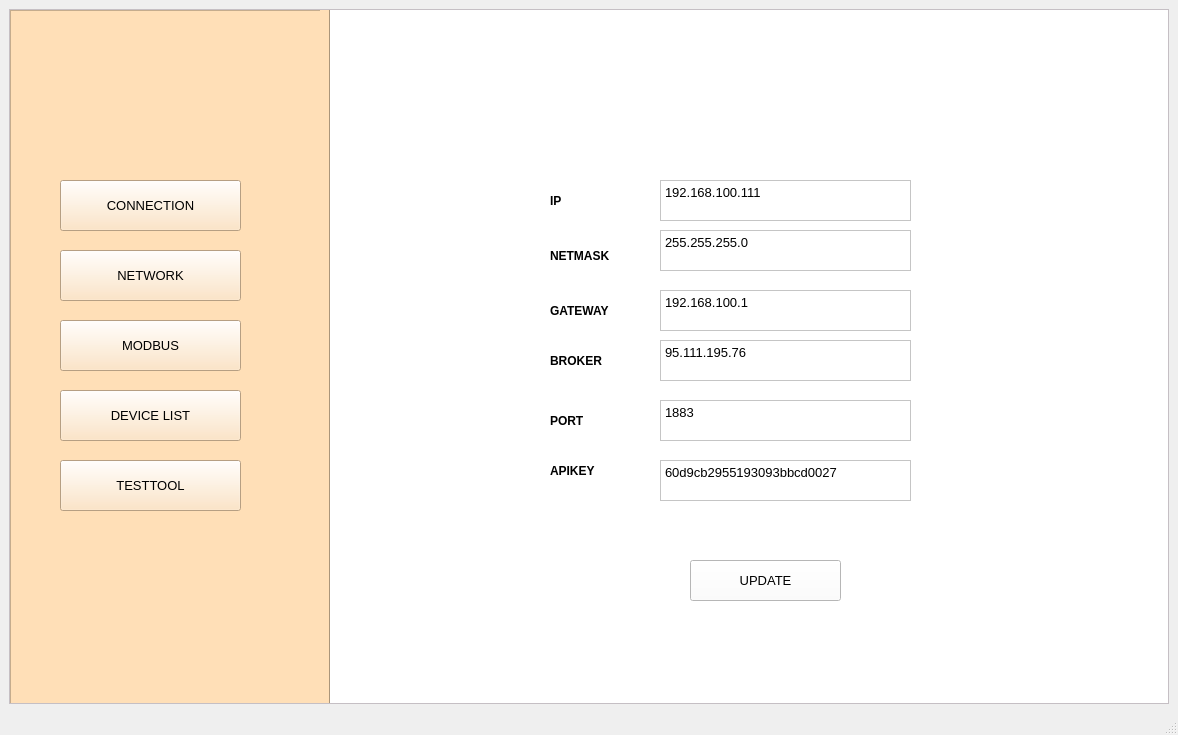
This is Thesis/configUI/UI/network.ui in tnt310/ptn209b3 as Qt 5 draws it before an edit. The edited form follows.
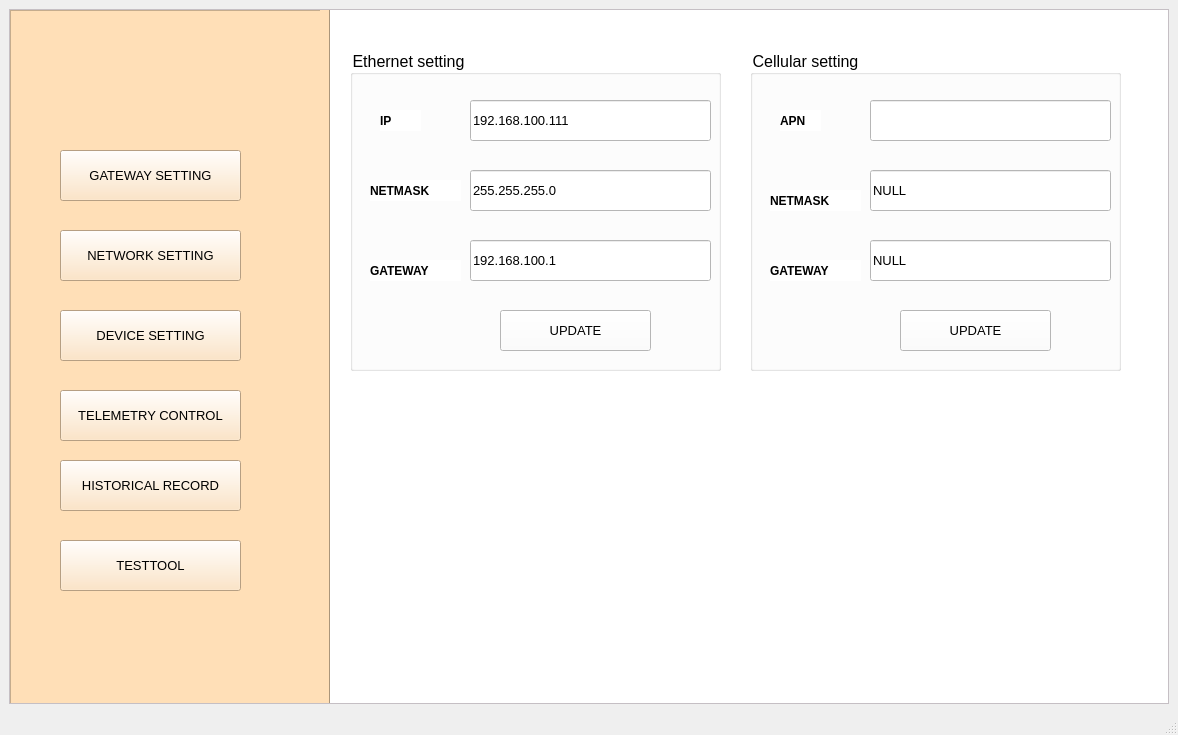
This is the edited form.

Diff of the .ui file:
```diff
--- a/Thesis/configUI/UI/network.ui
+++ b/Thesis/configUI/UI/network.ui
@@ -55,25 +55,7 @@
          <property name="geometry">
           <rect>
            <x>50</x>
-           <y>170</y>
-           <width>181</width>
-           <height>51</height>
-          </rect>
-         </property>
-         <property name="font">
-          <font>
-           <pointsize>10</pointsize>
-          </font>
-         </property>
-         <property name="text">
-          <string>CONNECTION</string>
-         </property>
-        </widget>
-        <widget class="QPushButton" name="network">
-         <property name="geometry">
-          <rect>
-           <x>50</x>
-           <y>240</y>
+           <y>220</y>
            <width>181</width>
            <height>51</height>
           </rect>
@@ -85,14 +67,14 @@
           </font>
          </property>
          <property name="text">
-          <string>NETWORK</string>
+          <string>NETWORK SETTING</string>
          </property>
         </widget>
         <widget class="QPushButton" name="modbus">
          <property name="geometry">
           <rect>
            <x>50</x>
-           <y>310</y>
+           <y>140</y>
            <width>181</width>
            <height>51</height>
           </rect>
@@ -103,14 +85,14 @@
           </font>
          </property>
          <property name="text">
-          <string>MODBUS</string>
+          <string>GATEWAY SETTING</string>
          </property>
         </widget>
         <widget class="QPushButton" name="devicelist">
          <property name="geometry">
           <rect>
            <x>50</x>
-           <y>380</y>
+           <y>300</y>
            <width>181</width>
            <height>51</height>
           </rect>
@@ -121,10 +103,10 @@
           </font>
          </property>
          <property name="text">
-          <string>DEVICE LIST</string>
+          <string>DEVICE SETTING</string>
          </property>
         </widget>
-        <widget class="QPushButton" name="testtool">
+        <widget class="QPushButton" name="historical">
          <property name="geometry">
           <rect>
            <x>50</x>
@@ -139,7 +121,7 @@
           </font>
          </property>
          <property name="text">
-          <string>TESTTOOL</string>
+          <string>HISTORICAL RECORD</string>
          </property>
         </widget>
         <widget class="Line" name="line">
@@ -161,10 +143,45 @@
           <enum>Qt::Vertical</enum>
          </property>
         </widget>
-        <zorder>connection</zorder>
-        <zorder>modbus</zorder>
-        <zorder>devicelist</zorder>
-        <zorder>testtool</zorder>
+        <widget class="QPushButton" name="testtool">
+         <property name="geometry">
+          <rect>
+           <x>50</x>
+           <y>530</y>
+           <width>181</width>
+           <height>51</height>
+          </rect>
+         </property>
+         <property name="font">
+          <font>
+           <pointsize>10</pointsize>
+          </font>
+         </property>
+         <property name="text">
+          <string>TESTTOOL</string>
+         </property>
+        </widget>
+        <widget class="QPushButton" name="telemetrycontrol">
+         <property name="geometry">
+          <rect>
+           <x>50</x>
+           <y>380</y>
+           <width>181</width>
+           <height>51</height>
+          </rect>
+         </property>
+         <property name="font">
+          <font>
+           <pointsize>10</pointsize>
+          </font>
+         </property>
+         <property name="text">
+          <string>TELEMETRY CONTROL</string>
+         </property>
+        </widget>
+        <zorder>gatewaysetting</zorder>
+        <zorder>devicesetting</zorder>
+        <zorder>historical</zorder>
         <zorder>line</zorder>
         <zorder>network</zorder>
        </widget>
@@ -180,29 +197,30 @@
         <property name="styleSheet">
          <string notr="true">background-color:rgb(255, 255, 255)</string>
         </property>
-        <widget class="QTextEdit" name="apikey">
+        <widget class="QGroupBox" name="groupBox_2">
          <property name="geometry">
           <rect>
-           <x>330</x>
-           <y>450</y>
-           <width>251</width>
-           <height>41</height>
+           <x>20</x>
+           <y>40</y>
+           <width>371</width>
+           <height>321</height>
           </rect>
          </property>
-         <property name="html">
-          <string>&lt;!DOCTYPE HTML PUBLIC &quot;-//W3C//DTD HTML 4.0//EN&quot; &quot;http://www.w3.org/TR/REC-html40/strict.dtd&quot;&gt;
-&lt;html&gt;&lt;head&gt;&lt;meta name=&quot;qrichtext&quot; content=&quot;1&quot; /&gt;&lt;style type=&quot;text/css&quot;&gt;
-p, li { white-space: pre-wrap; }
-&lt;/style&gt;&lt;/head&gt;&lt;body style=&quot; font-family:'MS Shell Dlg 2'; font-size:7.8pt; font-weight:400; font-style:normal;&quot;&gt;
-&lt;p style=&quot; margin-top:0px; margin-bottom:0px; margin-left:0px; margin-right:0px; -qt-block-indent:0; text-indent:0px;&quot;&gt;&lt;span style=&quot; font-size:10pt;&quot;&gt;60d9cb2955193093bbcd0027&lt;/span&gt;&lt;/p&gt;&lt;/body&gt;&lt;/html&gt;</string>
+         <property name="font">
+          <font>
+           <pointsize>12</pointsize>
+           <underline>false</underline>
+          </font>
          </property>
-        </widget>
-        <widget class="QLabel" name="label_14">
+         <property name="title">
+          <string>Ethernet setting</string>
+         </property>
+         <widget class="QLabel" name="label_23">
          <property name="geometry">
           <rect>
-           <x>220</x>
-           <y>180</y>
-           <width>81</width>
+            <x>30</x>
+            <y>60</y>
+            <width>41</width>
            <height>21</height>
           </rect>
          </property>
@@ -217,11 +235,11 @@
           <string>IP</string>
          </property>
         </widget>
-        <widget class="QLabel" name="label_17">
+         <widget class="QLabel" name="label_24">
          <property name="geometry">
           <rect>
-           <x>220</x>
-           <y>340</y>
+            <x>20</x>
+            <y>130</y>
            <width>91</width>
            <height>21</height>
           </rect>
@@ -234,15 +252,15 @@
           </font>
          </property>
          <property name="text">
-          <string>BROKER</string>
-         </property>
-        </widget>
-        <widget class="QLabel" name="label_16">
+           <string>NETMASK</string>
+          </property>
+         </widget>
+         <widget class="QLabel" name="label_25">
          <property name="geometry">
           <rect>
-           <x>220</x>
-           <y>290</y>
-           <width>81</width>
+            <x>20</x>
+            <y>210</y>
+            <width>91</width>
            <height>21</height>
           </rect>
          </property>
@@ -257,31 +275,11 @@
           <string>GATEWAY</string>
          </property>
         </widget>
-        <widget class="QLabel" name="label_18">
-         <property name="geometry">
-          <rect>
-           <x>220</x>
-           <y>400</y>
-           <width>71</width>
-           <height>21</height>
-          </rect>
-         </property>
-         <property name="font">
-          <font>
-           <pointsize>9</pointsize>
-           <weight>75</weight>
-           <bold>true</bold>
-          </font>
-         </property>
-         <property name="text">
-          <string>PORT</string>
-         </property>
-        </widget>
         <widget class="QPushButton" name="update">
          <property name="geometry">
           <rect>
-           <x>360</x>
-           <y>550</y>
+            <x>150</x>
+            <y>260</y>
            <width>151</width>
            <height>41</height>
           </rect>
@@ -295,46 +293,85 @@
           <string>UPDATE</string>
          </property>
         </widget>
-        <widget class="QTextEdit" name="ip">
+         <widget class="QLineEdit" name="ip">
          <property name="geometry">
           <rect>
-           <x>330</x>
-           <y>170</y>
-           <width>251</width>
+            <x>120</x>
+            <y>50</y>
+            <width>241</width>
            <height>41</height>
           </rect>
          </property>
-         <property name="html">
-          <string>&lt;!DOCTYPE HTML PUBLIC &quot;-//W3C//DTD HTML 4.0//EN&quot; &quot;http://www.w3.org/TR/REC-html40/strict.dtd&quot;&gt;
-&lt;html&gt;&lt;head&gt;&lt;meta name=&quot;qrichtext&quot; content=&quot;1&quot; /&gt;&lt;style type=&quot;text/css&quot;&gt;
-p, li { white-space: pre-wrap; }
-&lt;/style&gt;&lt;/head&gt;&lt;body style=&quot; font-family:'MS Shell Dlg 2'; font-size:7.8pt; font-weight:400; font-style:normal;&quot;&gt;
-&lt;p style=&quot; margin-top:0px; margin-bottom:0px; margin-left:0px; margin-right:0px; -qt-block-indent:0; text-indent:0px;&quot;&gt;&lt;span style=&quot; font-size:10pt;&quot;&gt;192.168.100.111&lt;/span&gt;&lt;/p&gt;&lt;/body&gt;&lt;/html&gt;</string>
-         </property>
-        </widget>
-        <widget class="QTextEdit" name="mqttport">
+          <property name="font">
+           <font>
+            <pointsize>10</pointsize>
+           </font>
+          </property>
+          <property name="text">
+           <string>192.168.100.111</string>
+          </property>
+         </widget>
+         <widget class="QLineEdit" name="netmask">
          <property name="geometry">
           <rect>
-           <x>330</x>
-           <y>390</y>
-           <width>251</width>
+            <x>120</x>
+            <y>120</y>
+            <width>241</width>
            <height>41</height>
           </rect>
          </property>
-         <property name="html">
-          <string>&lt;!DOCTYPE HTML PUBLIC &quot;-//W3C//DTD HTML 4.0//EN&quot; &quot;http://www.w3.org/TR/REC-html40/strict.dtd&quot;&gt;
-&lt;html&gt;&lt;head&gt;&lt;meta name=&quot;qrichtext&quot; content=&quot;1&quot; /&gt;&lt;style type=&quot;text/css&quot;&gt;
-p, li { white-space: pre-wrap; }
-&lt;/style&gt;&lt;/head&gt;&lt;body style=&quot; font-family:'MS Shell Dlg 2'; font-size:7.8pt; font-weight:400; font-style:normal;&quot;&gt;
-&lt;p style=&quot; margin-top:0px; margin-bottom:0px; margin-left:0px; margin-right:0px; -qt-block-indent:0; text-indent:0px;&quot;&gt;&lt;span style=&quot; font-size:10pt;&quot;&gt;1883&lt;/span&gt;&lt;/p&gt;&lt;/body&gt;&lt;/html&gt;</string>
-         </property>
-        </widget>
-        <widget class="QLabel" name="label_19">
+          <property name="font">
+           <font>
+            <pointsize>10</pointsize>
+           </font>
+          </property>
+          <property name="text">
+           <string>255.255.255.0</string>
+          </property>
+         </widget>
+         <widget class="QLineEdit" name="gateway">
          <property name="geometry">
           <rect>
-           <x>220</x>
-           <y>450</y>
-           <width>71</width>
+            <x>120</x>
+            <y>190</y>
+            <width>241</width>
+            <height>41</height>
+           </rect>
+          </property>
+          <property name="font">
+           <font>
+            <pointsize>10</pointsize>
+           </font>
+          </property>
+          <property name="text">
+           <string>192.168.100.1</string>
+          </property>
+         </widget>
+        </widget>
+        <widget class="QGroupBox" name="groupBox_3">
+         <property name="geometry">
+          <rect>
+           <x>420</x>
+           <y>40</y>
+           <width>371</width>
+           <height>321</height>
+          </rect>
+         </property>
+         <property name="font">
+          <font>
+           <pointsize>12</pointsize>
+           <underline>false</underline>
+          </font>
+         </property>
+         <property name="title">
+          <string>Cellular setting</string>
+         </property>
+         <widget class="QLabel" name="label_26">
+          <property name="geometry">
+           <rect>
+            <x>30</x>
+            <y>60</y>
+            <width>41</width>
            <height>21</height>
           </rect>
          </property>
@@ -346,67 +383,16 @@
           </font>
          </property>
          <property name="text">
-          <string>APIKEY</string>
-         </property>
-        </widget>
-        <widget class="QTextEdit" name="broker">
+           <string>APN</string>
+          </property>
+         </widget>
+         <widget class="QLabel" name="label_27">
          <property name="geometry">
           <rect>
-           <x>330</x>
-           <y>330</y>
-           <width>251</width>
-           <height>41</height>
-          </rect>
-         </property>
-         <property name="html">
-          <string>&lt;!DOCTYPE HTML PUBLIC &quot;-//W3C//DTD HTML 4.0//EN&quot; &quot;http://www.w3.org/TR/REC-html40/strict.dtd&quot;&gt;
-&lt;html&gt;&lt;head&gt;&lt;meta name=&quot;qrichtext&quot; content=&quot;1&quot; /&gt;&lt;style type=&quot;text/css&quot;&gt;
-p, li { white-space: pre-wrap; }
-&lt;/style&gt;&lt;/head&gt;&lt;body style=&quot; font-family:'MS Shell Dlg 2'; font-size:7.8pt; font-weight:400; font-style:normal;&quot;&gt;
-&lt;p style=&quot; margin-top:0px; margin-bottom:0px; margin-left:0px; margin-right:0px; -qt-block-indent:0; text-indent:0px;&quot;&gt;&lt;span style=&quot; font-size:10pt;&quot;&gt;95.111.195.76&lt;/span&gt;&lt;/p&gt;&lt;/body&gt;&lt;/html&gt;</string>
-         </property>
-        </widget>
-        <widget class="QTextEdit" name="netmask">
-         <property name="geometry">
-          <rect>
-           <x>330</x>
-           <y>220</y>
-           <width>251</width>
-           <height>41</height>
-          </rect>
-         </property>
-         <property name="html">
-          <string>&lt;!DOCTYPE HTML PUBLIC &quot;-//W3C//DTD HTML 4.0//EN&quot; &quot;http://www.w3.org/TR/REC-html40/strict.dtd&quot;&gt;
-&lt;html&gt;&lt;head&gt;&lt;meta name=&quot;qrichtext&quot; content=&quot;1&quot; /&gt;&lt;style type=&quot;text/css&quot;&gt;
-p, li { white-space: pre-wrap; }
-&lt;/style&gt;&lt;/head&gt;&lt;body style=&quot; font-family:'MS Shell Dlg 2'; font-size:7.8pt; font-weight:400; font-style:normal;&quot;&gt;
-&lt;p style=&quot; margin-top:0px; margin-bottom:0px; margin-left:0px; margin-right:0px; -qt-block-indent:0; text-indent:0px;&quot;&gt;&lt;span style=&quot; font-size:10pt;&quot;&gt;255.255.255.0&lt;/span&gt;&lt;/p&gt;&lt;/body&gt;&lt;/html&gt;</string>
-         </property>
-        </widget>
-        <widget class="QTextEdit" name="gateway">
-         <property name="geometry">
-          <rect>
-           <x>330</x>
-           <y>280</y>
-           <width>251</width>
-           <height>41</height>
-          </rect>
-         </property>
-         <property name="html">
-          <string>&lt;!DOCTYPE HTML PUBLIC &quot;-//W3C//DTD HTML 4.0//EN&quot; &quot;http://www.w3.org/TR/REC-html40/strict.dtd&quot;&gt;
-&lt;html&gt;&lt;head&gt;&lt;meta name=&quot;qrichtext&quot; content=&quot;1&quot; /&gt;&lt;style type=&quot;text/css&quot;&gt;
-p, li { white-space: pre-wrap; }
-&lt;/style&gt;&lt;/head&gt;&lt;body style=&quot; font-family:'MS Shell Dlg 2'; font-size:7.8pt; font-weight:400; font-style:normal;&quot;&gt;
-&lt;p style=&quot; margin-top:0px; margin-bottom:0px; margin-left:0px; margin-right:0px; -qt-block-indent:0; text-indent:0px;&quot;&gt;&lt;span style=&quot; font-size:10pt;&quot;&gt;192.168.100.1&lt;/span&gt;&lt;/p&gt;&lt;/body&gt;&lt;/html&gt;</string>
-         </property>
-        </widget>
-        <widget class="QLabel" name="label_15">
-         <property name="geometry">
-          <rect>
-           <x>220</x>
-           <y>230</y>
+            <x>20</x>
+            <y>140</y>
            <width>91</width>
-           <height>31</height>
+            <height>21</height>
           </rect>
          </property>
          <property name="font">
@@ -419,6 +405,99 @@
          <property name="text">
           <string>NETMASK</string>
          </property>
+         </widget>
+         <widget class="QLabel" name="label_28">
+          <property name="geometry">
+           <rect>
+            <x>20</x>
+            <y>210</y>
+            <width>91</width>
+            <height>21</height>
+           </rect>
+          </property>
+          <property name="font">
+           <font>
+            <pointsize>9</pointsize>
+            <weight>75</weight>
+            <bold>true</bold>
+           </font>
+          </property>
+          <property name="text">
+           <string>GATEWAY</string>
+          </property>
+         </widget>
+         <widget class="QPushButton" name="connect_3">
+          <property name="geometry">
+           <rect>
+            <x>150</x>
+            <y>260</y>
+            <width>151</width>
+            <height>41</height>
+           </rect>
+          </property>
+          <property name="font">
+           <font>
+            <pointsize>10</pointsize>
+           </font>
+          </property>
+          <property name="text">
+           <string>UPDATE</string>
+          </property>
+         </widget>
+         <widget class="QLineEdit" name="lineEdit_4">
+          <property name="geometry">
+           <rect>
+            <x>120</x>
+            <y>50</y>
+            <width>241</width>
+            <height>41</height>
+           </rect>
+          </property>
+          <property name="font">
+           <font>
+            <pointsize>10</pointsize>
+           </font>
+          </property>
+          <property name="text">
+           <string/>
+          </property>
+         </widget>
+         <widget class="QLineEdit" name="lineEdit_5">
+          <property name="geometry">
+           <rect>
+            <x>120</x>
+            <y>120</y>
+            <width>241</width>
+            <height>41</height>
+           </rect>
+          </property>
+          <property name="font">
+           <font>
+            <pointsize>10</pointsize>
+           </font>
+          </property>
+          <property name="text">
+           <string>NULL</string>
+          </property>
+         </widget>
+         <widget class="QLineEdit" name="lineEdit_6">
+          <property name="geometry">
+           <rect>
+            <x>120</x>
+            <y>190</y>
+            <width>241</width>
+            <height>41</height>
+           </rect>
+          </property>
+          <property name="font">
+           <font>
+            <pointsize>10</pointsize>
+           </font>
+          </property>
+          <property name="text">
+           <string>NULL</string>
+          </property>
+         </widget>
         </widget>
        </widget>
       </widget>
```
Left out of the diff: 14 changed lines with no effect on the pictures. Lines whose indentation alone changed are shown as unchanged.
